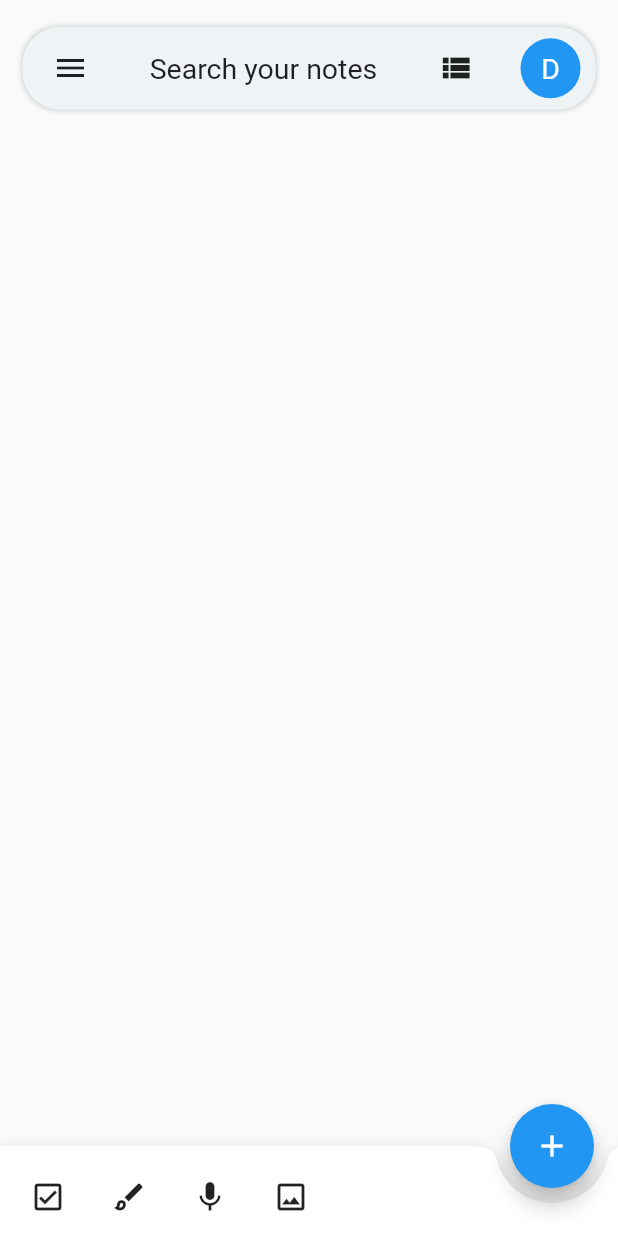
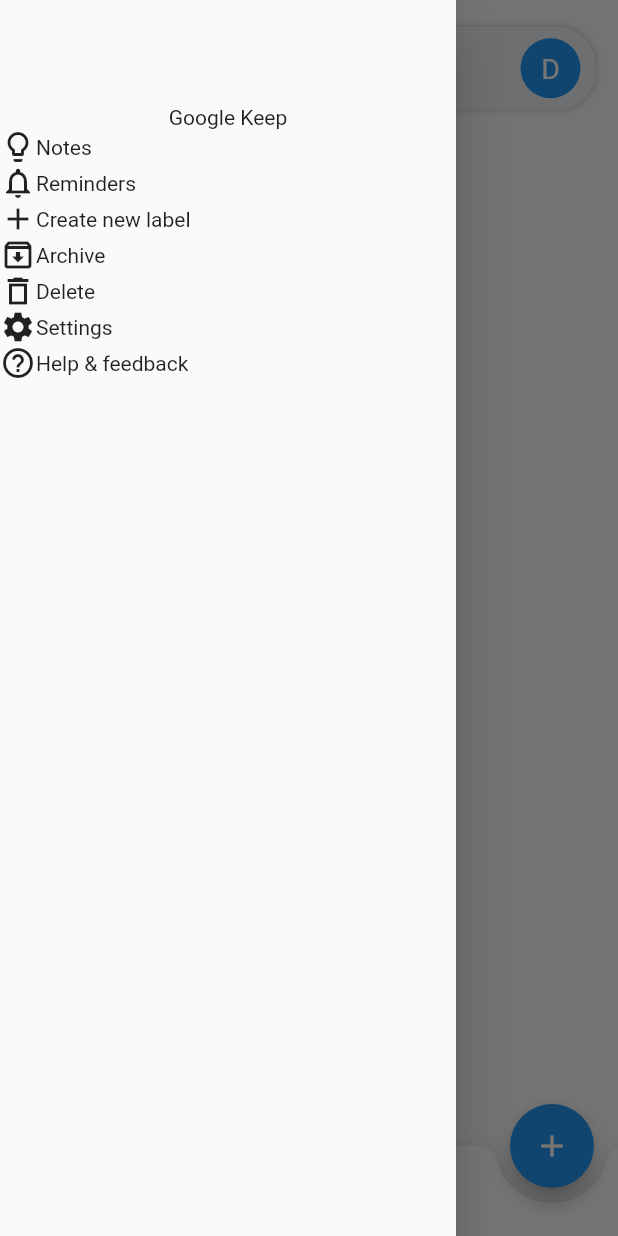
Before and after one commit to Mashnjogu/Flutter-Google-Keep-Clone, a Flutter app: the screen it shows after launch, with the side drawer open (before the commit the screen has no drawer), on a phone screen of 412 x 824 dp. Run offline on Flutter 3.47's test engine with Material 2 defaults, Android fonts, the light colour scheme and no system bars.

Commit message:
added navigation drawer items

```diff
--- a/lib/main.dart
+++ b/lib/main.dart
@@ -1,4 +1,9 @@
 import 'package:flutter/material.dart';
+import 'package:google_keep/views/bottom_nav_screens/canvas_screen.dart';
+import 'package:google_keep/views/bottom_nav_screens/capture_image.dart';
+import 'package:google_keep/views/bottom_nav_screens/list_screen.dart';
+import 'package:google_keep/views/bottom_nav_screens/new_note.dart';
+import 'package:google_keep/views/bottom_nav_screens/record_audio.dart';
 import 'package:google_keep/views/homescreen.dart';
 
 void main() {
@@ -16,7 +21,14 @@
       theme: ThemeData.light(),
       darkTheme: ThemeData.dark(),
       themeMode: ThemeMode.system,
-      home: HomeScreen()
+      home: HomeScreen(),
+      routes: {
+        NewNote.routeName: (ctx) => NewNote(),
+        CanvasScreen.routeName: (ctx) => CanvasScreen(),
+        CaptureImageScreen.routeName: (ctx) => CaptureImageScreen(),
+        ListScreen.routeName: (ctx) => ListScreen(),
+        RecordAudioScreen.routeName: (ctx) => RecordAudioScreen()
+      },
     );
   }
 }
--- /dev/null
+++ b/lib/utils/drawer_items.dart
@@ -0,0 +1,63 @@
+import 'package:flutter/material.dart';
+
+class DrawerItems extends StatelessWidget {
+  const DrawerItems({Key? key}) : super(key: key);
+
+  @override
+  Widget build(BuildContext context) {
+    var size = MediaQuery.of(context).size;
+    return Column(
+      children: [
+        SizedBox(
+          height: size.height * 0.085,
+        ),
+        Text("Google Keep"),
+        GestureDetector(
+          child: Row(
+            children: [Icon(Icons.lightbulb_outline), Text("Notes")],
+          ),
+        ),
+        GestureDetector(
+          child: Row(
+            children: [Icon(Icons.notifications_outlined), Text("Reminders")],
+          ),
+        ),
+        // Divider(
+        //   thickness: 2,
+        // ),
+        // Row(
+        //   mainAxisAlignment: MainAxisAlignment.spaceBetween,
+        //   children: [Text("Label"), Text("Edit")],
+        // )
+        GestureDetector(
+          child: Row(
+            children: [Icon(Icons.add), Text("Create new label")],
+          ),
+        ),
+        GestureDetector(
+          child: Row(
+            children: [Icon(Icons.archive_outlined), Text("Archive")],
+          ),
+        ),
+        GestureDetector(
+          child: Row(
+            children: [Icon(Icons.delete_outline_sharp), Text("Delete")],
+          ),
+        ),
+        GestureDetector(
+          child: Row(
+            children: [Icon(Icons.settings), Text("Settings")],
+          ),
+        ),
+        GestureDetector(
+          child: Row(
+            children: [
+              Icon(Icons.help_outline_rounded),
+              Text("Help & feedback")
+            ],
+          ),
+        ),
+      ],
+    );
+  }
+}
--- a/lib/views/bottom_nav_screens/canvas_screen.dart
+++ b/lib/views/bottom_nav_screens/canvas_screen.dart
@@ -1,6 +1,7 @@
 import 'package:flutter/material.dart';
 
 class CanvasScreen extends StatefulWidget {
+  static const routeName = '/new-canvas';
   const CanvasScreen({Key? key}) : super(key: key);
 
   @override
--- a/lib/views/bottom_nav_screens/capture_image.dart
+++ b/lib/views/bottom_nav_screens/capture_image.dart
@@ -1,6 +1,7 @@
 import 'package:flutter/material.dart';
 
 class CaptureImageScreen extends StatefulWidget {
+  static const routeName = '/capture-image';
   const CaptureImageScreen({Key? key}) : super(key: key);
 
   @override
--- a/lib/views/bottom_nav_screens/list_screen.dart
+++ b/lib/views/bottom_nav_screens/list_screen.dart
@@ -1,6 +1,7 @@
 import 'package:flutter/material.dart';
 
 class ListScreen extends StatefulWidget {
+  static const routeName = '/list-screen';
   const ListScreen({Key? key}) : super(key: key);
 
   @override
--- a/lib/views/bottom_nav_screens/record_audio.dart
+++ b/lib/views/bottom_nav_screens/record_audio.dart
@@ -1,6 +1,7 @@
 import 'package:flutter/material.dart';
 
 class RecordAudioScreen extends StatefulWidget {
+  static const routeName = '/record-audio';
   const RecordAudioScreen({Key? key}) : super(key: key);
 
   @override
--- a/lib/views/homescreen.dart
+++ b/lib/views/homescreen.dart
@@ -1,7 +1,9 @@
 import 'package:flutter/material.dart';
+import 'package:google_keep/utils/drawer_items.dart';
 import 'package:google_keep/views/bottom_nav_screens/canvas_screen.dart';
 import 'package:google_keep/views/bottom_nav_screens/capture_image.dart';
 import 'package:google_keep/views/bottom_nav_screens/list_screen.dart';
+import 'package:google_keep/views/bottom_nav_screens/new_note.dart';
 import 'package:google_keep/views/bottom_nav_screens/record_audio.dart';
 
 class HomeScreen extends StatefulWidget {
@@ -24,12 +26,15 @@
   Widget build(BuildContext context) {
     var size = MediaQuery.of(context).size;
     return Scaffold(
+        drawer: Drawer(
+          child: DrawerItems(),
+        ),
         key: _drawerKey,
         body: ListView(
           children: [
             SafeArea(
                 child: Padding(
-              padding: EdgeInsets.only(left: 15, right: 15, top: 18),
+              padding: const EdgeInsets.only(left: 15, right: 15, top: 18),
               child: Column(
                 children: [KeepAppBar(size, context)],
               ),
@@ -37,7 +42,9 @@
           ],
         ),
         floatingActionButton: FloatingActionButton(
-          onPressed: () {},
+          onPressed: () {
+            Navigator.of(context).pushNamed(NewNote.routeName);
+          },
           child: Icon(Icons.add),
         ),
         floatingActionButtonLocation: FloatingActionButtonLocation.endDocked,
@@ -80,6 +87,10 @@
                     Padding(
                       padding: const EdgeInsets.only(left: 20.0, top: 8),
                       child: GestureDetector(
+                          onTap: () {
+                            Navigator.of(context)
+                                .pushNamed(ListScreen.routeName);
+                          },
                           child: Icon(Icons.check_box_outlined)),
                     ),
                     SizedBox(
@@ -88,6 +99,10 @@
                     Padding(
                       padding: const EdgeInsets.only(left: 15.0, top: 8),
                       child: GestureDetector(
+                        onTap: () {
+                          Navigator.of(context)
+                              .pushNamed(CanvasScreen.routeName);
+                        },
                         child: Icon(Icons.brush_outlined),
                       ),
                     ),
@@ -97,6 +112,10 @@
                     Padding(
                       padding: const EdgeInsets.only(left: 15.0, top: 8),
                       child: GestureDetector(
+                        onTap: () {
+                          Navigator.of(context)
+                              .pushNamed(RecordAudioScreen.routeName);
+                        },
                         child: Icon(Icons.mic),
                       ),
                     ),
@@ -106,6 +125,10 @@
                     Padding(
                       padding: const EdgeInsets.only(left: 15.0, top: 8),
                       child: GestureDetector(
+                        onTap: () {
+                          Navigator.of(context)
+                              .pushNamed(CaptureImageScreen.routeName);
+                        },
                         child: Icon(Icons.image_outlined),
                       ),
                     ),
@@ -118,6 +141,7 @@
   }
 
   Container KeepAppBar(Size size, BuildContext context) {
+    bool tappedListIcon = false;
     return Container(
       width: size.width,
       height: 55,
@@ -146,9 +170,9 @@
                 },
                 child: Icon(Icons.menu),
               ),
-              const SizedBox(
-                width: 20,
-              ),
+              // const SizedBox(
+              //   width: 20,
+              // ),
               const Text(
                 "Search your notes",
                 style: TextStyle(fontSize: 19, fontWeight: FontWeight.w400),
@@ -157,11 +181,18 @@
                 width: 20,
               ),
               GestureDetector(
-                onTap: () {
-                  _drawerKey.currentState!.openDrawer();
-                },
-                child: Icon(Icons.view_list),
-              ),
+                  onTap: () {
+                    setState(() {
+                      tappedListIcon = !tappedListIcon;
+                    });
+                  },
+                  child: Icon(
+                    (tappedListIcon = true) ? Icons.view_list : Icons.grid_3x3,
+                  )
+                  // tappedListIcon
+                  //     ? Icon(Icons.view_list)
+                  //     : Icon(Icons.grid_3x3),
+                  ),
               const SizedBox(
                 width: 10,
               ),
```
Also changed, not shown: lib/utils/theme_provider.dart (deleted, +0 -10 lines), lib/views/bottom_nav_screens/new_note.dart (added, +20 -0 lines).
